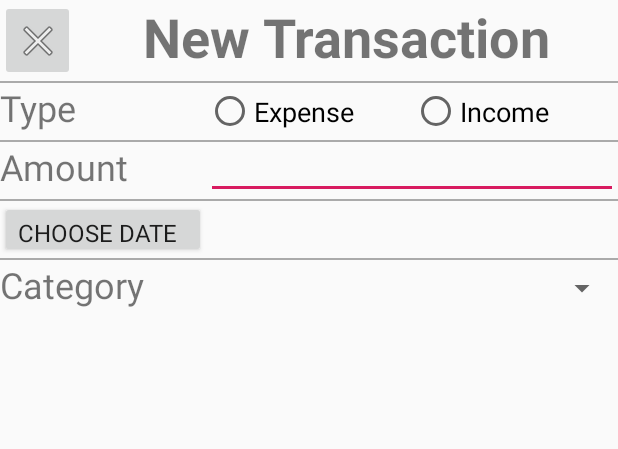
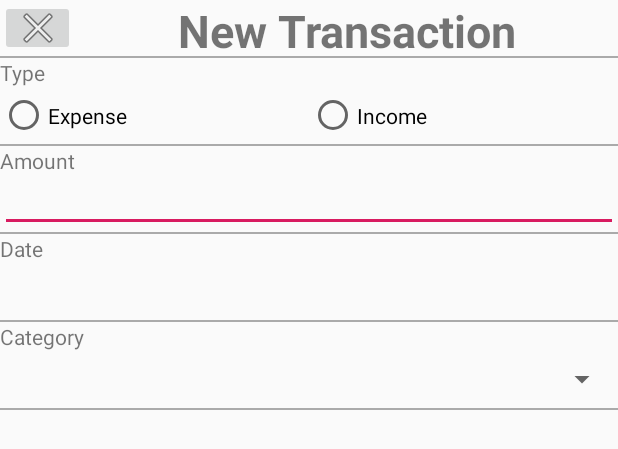
Before and after one commit to bedefrunner/COMP3330-project, an Android app: the layout new_transaction.xml on its own in the app's theme, with its tools: preview values and no code run, on a phone screen of 412 x 824 dp. Shown: the top 449 px of the screen. Run offline under Robolectric (Android 15) with nearby library versions, the phone set to English and light mode, and no system bars.

Commit message:
not floating label, but add categories and better layout

```diff
--- a/app/build.gradle
+++ b/app/build.gradle
@@ -26,4 +26,6 @@ dependencies {
     androidTestImplementation 'androidx.test.ext:junit:1.1.0'
     androidTestImplementation 'androidx.test.espresso:espresso-core:3.1.1'
     implementation 'com.google.android.material:material:1.0.0'
+    implementation 'com.android.support:design:26.0.0'
+    implementation 'com.android.support:appcompat-v7:26.0.0'
 }
--- a/app/src/main/AndroidManifest.xml
+++ b/app/src/main/AndroidManifest.xml
@@ -9,15 +9,15 @@
         android:roundIcon="@mipmap/ic_launcher_round"
         android:supportsRtl="true"
         android:theme="@style/AppTheme">
-        <activity android:name=".MainActivity">
+        <activity android:name=".NewTransaction">
             <intent-filter>
                 <action android:name="android.intent.action.MAIN" />
                 <category android:name="android.intent.category.LAUNCHER" />
             </intent-filter>
         </activity>
-
+        <!--
         <activity android:name=".NewTransaction">
-        </activity>
+        </activity> -->
     </application>
 
 </manifest>
--- a/app/src/main/res/layout/new_transaction.xml
+++ b/app/src/main/res/layout/new_transaction.xml
@@ -10,7 +10,7 @@
         <LinearLayout
                 android:orientation="horizontal"
                 android:layout_width="match_parent"
-                android:layout_height="54dp">
+                android:layout_height="37dp">
             <ImageButton
                     android:layout_width="99dp"
                     android:layout_height="match_parent" app:srcCompat="@android:drawable/ic_menu_close_clear_cancel"
@@ -19,24 +19,20 @@
                     android:text="New Transaction"
                     android:layout_width="match_parent"
                     android:layout_height="match_parent" android:id="@+id/textView" android:layout_weight="1"
-                    android:textSize="36sp" android:textStyle="bold" android:textAlignment="center"/>
+                    android:textSize="30sp" android:textStyle="bold" android:textAlignment="center"/>
         </LinearLayout>
         <View
                 android:layout_width="match_parent"
                 android:layout_height="1dp"
                 android:background="@android:color/darker_gray"/>
+        <TextView
+                android:text="Type"
+                android:layout_width="match_parent"
+                android:layout_height="wrap_content" android:id="@+id/textView2"/>
         <LinearLayout
                 android:orientation="horizontal"
                 android:layout_width="match_parent"
                 android:layout_height="38dp">
-            <TextView
-                    android:text="Type"
-                    android:layout_width="0px"
-                    android:layout_height="match_parent"
-                    android:id="@+id/textView2"
-                    android:layout_weight="1"
-                    android:textSize="24sp"
-                    android:textAlignment="textStart"/>
             <RadioGroup
                     android:layout_width="0px"
                     android:layout_height="match_parent"
@@ -46,70 +42,81 @@
                         android:text="Expense"
                         android:layout_width="match_parent"
                         android:layout_height="match_parent" android:id="@+id/expenseButton" android:layout_weight="1"
-                        android:textSize="18sp"/>
+                        android:textSize="14sp"/>
                 <RadioButton
                         android:text="Income"
                         android:layout_width="match_parent"
                         android:layout_height="match_parent" android:id="@+id/incomeButton" android:layout_weight="1"
-                        android:textSize="18sp"/>
+                        android:textSize="14sp"/>
             </RadioGroup>
         </LinearLayout>
         <View
                 android:layout_width="match_parent"
                 android:layout_height="1dp"
                 android:background="@android:color/darker_gray"/>
+        <TextView
+                android:text="Amount"
+                android:layout_width="match_parent"
+                android:layout_height="wrap_content" android:id="@+id/textView3"/>
+        <LinearLayout
+                android:orientation="horizontal"
+                android:layout_width="match_parent"
+                android:layout_height="38dp">
+
+            <!--
+            <android.support.design.widget.TextInputLayout
+                    android:layout_width="match_parent"
+                    android:layout_height="wrap_content">
+                    -->
+            <EditText
+                    android:layout_width="0px"
+                    android:layout_height="match_parent"
+                    android:inputType="numberDecimal"
+                    android:ems="10"
+                    android:id="@+id/editText" android:layout_weight="2" android:textAlignment="viewStart"
+                    android:textSize="14sp"/>
+        <!-- </android.support.design.widget.TextInputLayout> -->
+        </LinearLayout>
+
+
+        <View
+                android:layout_width="match_parent"
+                android:layout_height="1dp"
+                android:background="@android:color/darker_gray"/>
+        <TextView
+                android:text="Date"
+                android:layout_width="match_parent"
+                android:layout_height="wrap_content" android:id="@+id/textView6" />
         <LinearLayout
                 android:orientation="horizontal"
                 android:layout_width="match_parent"
                 android:layout_height="38dp">
             <TextView
-                    android:text="Amount"
                     android:layout_width="0px"
-                    android:layout_height="match_parent" android:id="@+id/textView4" android:layout_weight="1"
-                    android:textSize="24sp"/>
-            <EditText
-                    android:layout_width="0px"
-                    android:layout_height="match_parent"
-                    android:inputType="numberDecimal"
-                    android:ems="10"
-                    android:id="@+id/editText" android:layout_weight="2" android:textAlignment="center"/>
+                    android:id="@+id/showMyDate" android:layout_weight="2" android:layout_height="match_parent"
+                    android:textSize="14sp" android:textAlignment="viewStart"/>
         </LinearLayout>
         <View
                 android:layout_width="match_parent"
                 android:layout_height="1dp"
                 android:background="@android:color/darker_gray"/>
+        <TextView
+                android:text="@string/Category"
+                android:layout_width="match_parent"
+                android:layout_height="wrap_content" android:id="@+id/textView7"/>
         <LinearLayout
                 android:orientation="horizontal"
                 android:layout_width="match_parent"
                 android:layout_height="38dp">
-            <Button
-                    android:text="Choose Date"
-                    android:layout_width="0px"
-                    android:layout_height="match_parent" android:id="@+id/myDatePickerButton"
-                    android:layout_weight="1" android:textSize="16sp" android:fontFamily="sans-serif"
-                    android:textAlignment="textStart"/>
-            <TextView
-                    android:layout_width="0px"
-                    android:id="@+id/showMyDate" android:layout_weight="2" android:layout_height="match_parent"
-                    android:textSize="24sp" android:textAlignment="center"/>
+            <Spinner
+                    android:layout_width="0dp"
+                    android:layout_height="match_parent" android:id="@+id/categoriesSpinner" android:layout_weight="2"
+                    android:gravity="center_vertical"
+                    android:prompt="@string/Category"/>
         </LinearLayout>
         <View
                 android:layout_width="match_parent"
                 android:layout_height="1dp"
                 android:background="@android:color/darker_gray"/>
-        <LinearLayout
-                android:orientation="horizontal"
-                android:layout_width="match_parent"
-                android:layout_height="38dp">
-            <TextView
-                    android:text="Category"
-                    android:layout_width="0px"
-                    android:layout_height="match_parent" android:id="@+id/textView5" android:layout_weight="1"
-                    android:textSize="24sp"/>
-            <Spinner
-                    android:layout_width="0dp"
-                    android:layout_height="match_parent" android:id="@+id/categoriesSpinner" android:layout_weight="2"
-                    android:gravity="center_vertical"/>
-        </LinearLayout>
     </LinearLayout>
 </RelativeLayout>
--- a/app/src/main/res/values/strings.xml
+++ b/app/src/main/res/values/strings.xml
@@ -2,7 +2,9 @@
 
     <string name="app_name">MoneyGoals</string>
 
+    <string name="Category">Category</string>
     <string-array name="categories_array">
+        <item>Select category</item>
         <item>Nightlife</item>
         <item>Dinning</item>
         <item>Groseries</item>
```
Also changed, not shown: app/src/main/java/com/example/moneygoals/NewTransaction.java (+119 -4 lines).
